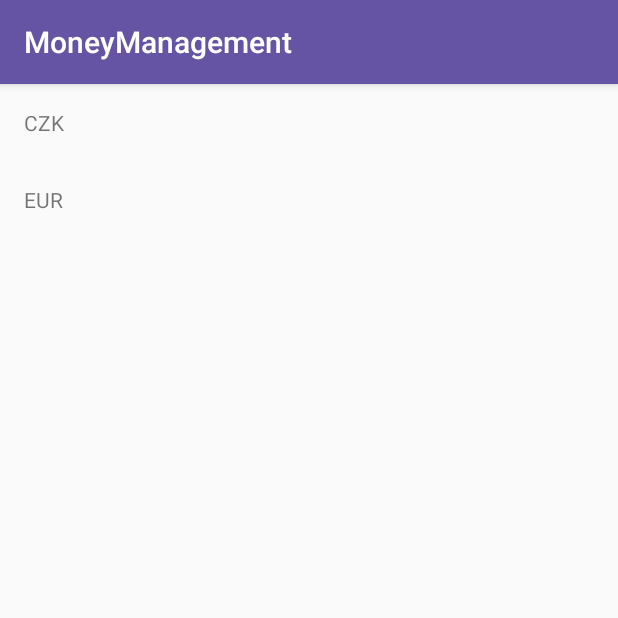
After one commit to ksenia1997/ITU-v4, an Android app: the CurrencyActivity screen opened directly, with no data from a screen before it, on a phone screen of 412 x 824 dp, the top half of it. The commit adds this screen. Run offline under Robolectric (Android 15) with nearby library versions, the phone set to English and light mode, and no system bars.

Commit message:
currency rate

```diff
--- a/app/src/main/AndroidManifest.xml
+++ b/app/src/main/AndroidManifest.xml
@@ -3,9 +3,9 @@
     package="com.example.ksenia.ituproject">
 
     <application
+        android:name=".MyApp"
         android:allowBackup="true"
         android:icon="@mipmap/ic_launcher"
-        android:name=".MyApp"
         android:label="@string/app_name"
         android:roundIcon="@mipmap/ic_launcher_round"
         android:supportsRtl="true"
@@ -19,7 +19,8 @@
                 <category android:name="android.intent.category.LAUNCHER" />
             </intent-filter>
         </activity>
-        <activity android:name=".ui.activities.SettingsActivity"></activity>
+        <activity android:name=".ui.activities.SettingsActivity" />
+        <activity android:name=".ui.activities.CurrencyActivity"></activity>
     </application>
 
 </manifest>
--- /dev/null
+++ b/app/src/main/java/com/example/ksenia/ituproject/ui/activities/CurrencyActivity.java
@@ -0,0 +1,32 @@
+package com.example.ksenia.ituproject.ui.activities;
+
+import android.content.Context;
+import android.support.v7.app.AppCompatActivity;
+import android.os.Bundle;
+import android.support.v7.widget.LinearLayoutManager;
+import android.support.v7.widget.RecyclerView;
+import android.util.AttributeSet;
+import android.view.View;
+
+import com.example.ksenia.ituproject.R;
+import com.example.ksenia.ituproject.ui.listadapters.CurrencyRateAdapter;
+
+public class CurrencyActivity extends AppCompatActivity {
+    private CurrencyRateAdapter currencyRateAdapter;
+    private RecyclerView.LayoutManager layoutManager;
+    @Override
+    protected void onCreate(Bundle savedInstanceState) {
+        super.onCreate(savedInstanceState);
+        setContentView(R.layout.activity_currency);
+        RecyclerView recyclerView = (RecyclerView) findViewById(R.id.list_currencies);
+        recyclerView.setHasFixedSize(true);
+        layoutManager = new LinearLayoutManager(this);
+        recyclerView.setLayoutManager(layoutManager);
+        currencyRateAdapter = new CurrencyRateAdapter();
+        currencyRateAdapter.insert();
+        recyclerView.setAdapter(currencyRateAdapter);
+
+    }
+
+
+}
--- a/app/src/main/java/com/example/ksenia/ituproject/ui/activities/SettingsActivity.java
+++ b/app/src/main/java/com/example/ksenia/ituproject/ui/activities/SettingsActivity.java
@@ -16,6 +16,7 @@ import android.widget.Button;
 import android.widget.CompoundButton;
 import android.widget.CompoundButton.OnCheckedChangeListener;
 import android.widget.Switch;
+import android.widget.Toast;
 
 import com.example.ksenia.ituproject.MyApp;
 import com.example.ksenia.ituproject.R;
@@ -94,15 +95,7 @@ public class SettingsActivity extends BaseActivity {
             @Override
             public void onClick(View view) {
                 // Dialogove okno.
-                AlertDialog.Builder mBuilder = new AlertDialog.Builder(SettingsActivity.this);
-                // Nastavovani titulku.
-
-
-                // TODO
-
-                // Zobrazeni dialogoveho okna.
-                AlertDialog mDialog = mBuilder.create();
-                mDialog.show();
+                startActivity(new Intent(SettingsActivity.this, CurrencyActivity.class));
             }
         });
 
@@ -119,4 +112,27 @@ public class SettingsActivity extends BaseActivity {
         finish();
         startActivity(new Intent(this, SettingsActivity.class));
     }
+
+   /* public void showListCurrency () {
+
+        AlertDialog.Builder mBuilder = new AlertDialog.Builder(SettingsActivity.this);
+        // Nastavovani titulku.
+        mBuilder.setTitle("Currency list");
+
+
+        //negative button
+        mBuilder.setNegativeButton("Cancel", new DialogInterface.OnClickListener() {
+            @Override
+            public void onClick(DialogInterface dialog, int which) {
+                dialog.dismiss();
+            }
+        });
+        // Zobrazeni dialogoveho okna.
+        AlertDialog mDialog = mBuilder.create();
+        mDialog.show();
+    }
+    */
+    public void setCureencies() {
+
+    }
 }
--- /dev/null
+++ b/app/src/main/java/com/example/ksenia/ituproject/ui/listadapters/CurrencyRateAdapter.java
@@ -0,0 +1,71 @@
+package com.example.ksenia.ituproject.ui.listadapters;
+
+import android.support.annotation.NonNull;
+import android.support.v7.widget.RecyclerView;
+import android.view.LayoutInflater;
+import android.view.View;
+import android.view.ViewGroup;
+import android.widget.TextView;
+
+import com.example.ksenia.ituproject.MyApp;
+import com.example.ksenia.ituproject.R;
+import com.example.ksenia.ituproject.model.Category;
+import com.example.ksenia.ituproject.model.Currency;
+import com.example.ksenia.ituproject.model.Status;
+
+import java.util.ArrayList;
+import java.util.List;
+
+
+public class CurrencyRateAdapter extends RecyclerView.Adapter {
+
+    private ArrayList<Currency> data_currency = new ArrayList();
+    @NonNull
+    @Override
+    public RecyclerView.ViewHolder onCreateViewHolder(@NonNull ViewGroup viewGroup, int i) {
+        // get LayoutInflater
+        LayoutInflater inflater = LayoutInflater.from(viewGroup.getContext());
+
+        // inflate View from layout file
+        View view = inflater.inflate(R.layout.item_row, viewGroup, false);
+        // create view holder
+        CurrencyRateViewHolder viewHolder = new CurrencyRateViewHolder(view);
+
+        return viewHolder;
+
+    }
+
+    @Override
+    public void onBindViewHolder(@NonNull RecyclerView.ViewHolder viewHolder, int i) {
+
+        // cast
+        CurrencyRateViewHolder vh = (CurrencyRateViewHolder) viewHolder;
+
+        // find current item
+        Currency dataItem = data_currency.get(i);
+        // display values
+        vh.txtTitle.setText(dataItem.getName());
+    }
+
+    @Override
+    public int getItemCount() {
+        return data_currency.size();
+    }
+
+    public void insert() {
+        data_currency.addAll(Status.getCurrencies());
+        notifyDataSetChanged();
+
+    }
+
+    public class CurrencyRateViewHolder extends RecyclerView.ViewHolder{
+        public View root;
+        public TextView txtTitle;
+
+        public CurrencyRateViewHolder(@NonNull View itemView) {
+            super(itemView);
+            root = itemView.findViewById(R.id.item_row_root);
+            txtTitle = itemView.findViewById(R.id.item_row);
+        }
+    }
+}
--- /dev/null
+++ b/app/src/main/res/layout/activity_currency.xml
@@ -0,0 +1,13 @@
+<?xml version="1.0" encoding="utf-8"?>
+<android.support.constraint.ConstraintLayout xmlns:android="http://schemas.android.com/apk/res/android"
+    xmlns:app="http://schemas.android.com/apk/res-auto"
+    xmlns:tools="http://schemas.android.com/tools"
+    android:layout_width="match_parent"
+    android:layout_height="match_parent"
+    tools:context=".ui.activities.CurrencyActivity">
+
+    <android.support.v7.widget.RecyclerView
+        android:layout_width="match_parent"
+        android:layout_height="match_parent"
+        android:id="@+id/list_currencies" />
+</android.support.constraint.ConstraintLayout>
--- /dev/null
+++ b/app/src/main/res/layout/item_row.xml
@@ -0,0 +1,18 @@
+<?xml version="1.0" encoding="utf-8"?>
+<LinearLayout xmlns:android="http://schemas.android.com/apk/res/android"
+    android:layout_width="match_parent"
+    android:layout_height="wrap_content"
+    xmlns:tools="http://schemas.android.com/tools"
+    android:padding="16dp"
+    android:gravity="center"
+    android:id="@+id/item_row_root"
+    android:background="?attr/selectableItemBackground">
+
+    <TextView
+        android:id="@+id/item_row"
+        android:layout_width="0dp"
+        android:layout_weight="1"
+        android:layout_height="wrap_content"
+        />
+
+</LinearLayout>
--- a/app/src/main/res/values/strings.xml
+++ b/app/src/main/res/values/strings.xml
@@ -1,4 +1,4 @@
-    <resources>
+<resources>
     <string name="app_name">MoneyManagement</string>
     <string name="title_home">Wallets</string>
     <string name="statistics">Statistics</string>
```
Also changed, not shown: 1 other file.
